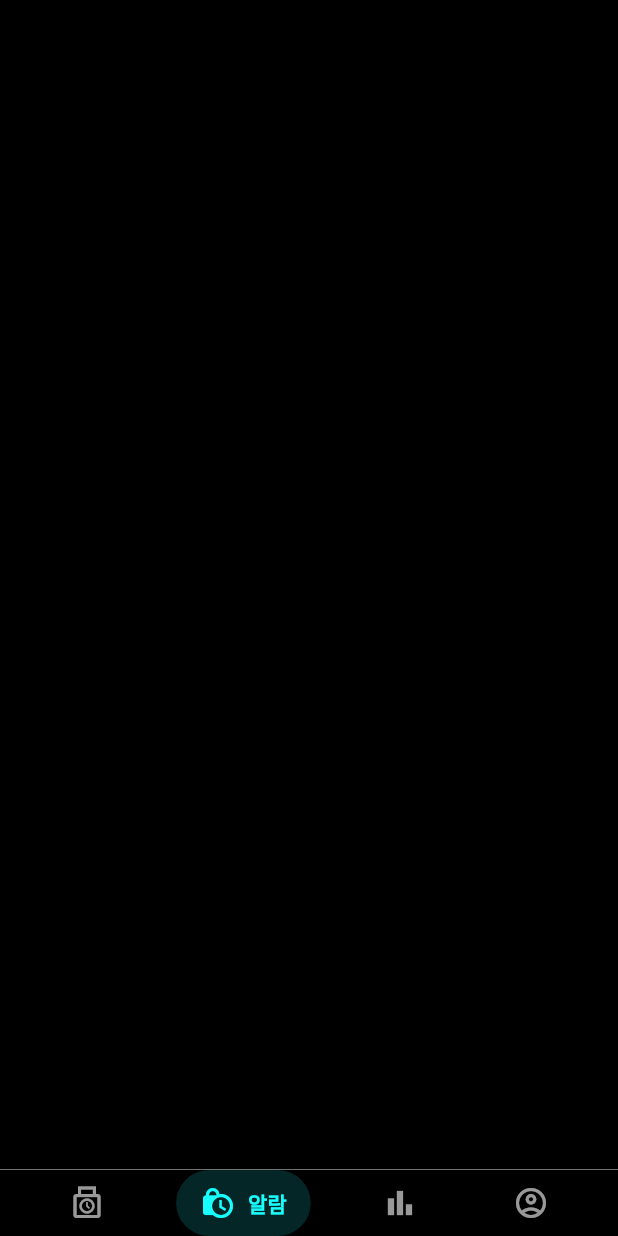
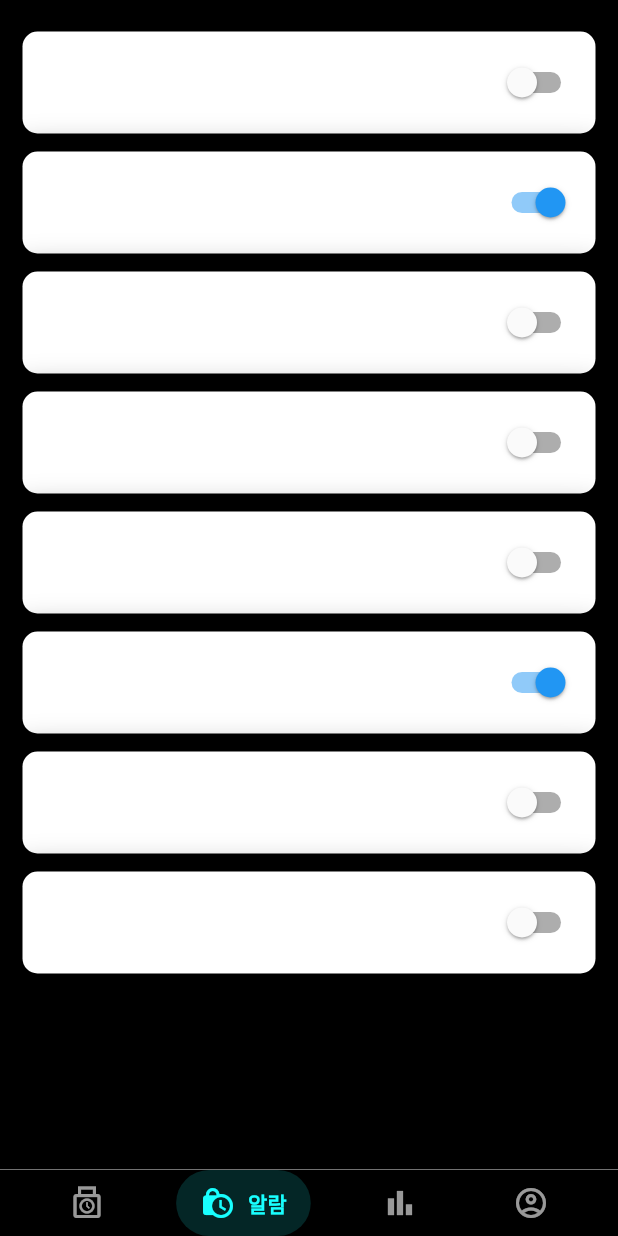
Before and after one commit to AnSang/wakeup, a Flutter app: the ScreenMain screen opened directly, item 2 of the bottom bar chosen, on a phone screen of 412 x 824 dp. Run offline on Flutter 3.47's test engine with Material 2 defaults, Android fonts, the phone set to English and light mode, and no system bars; drawn by our look-alikes of salomon_bottom_bar; our stand-ins replace firebase_auth, firebase_core, get, google_sign_in, shared_preferences, weekday_selector; missing offline and left inert: d_button, day_night_time_picker, kakao_flutter_sdk; accounts and stored records are empty.

Commit message:
Alarm List 수정, Alarm 추가 UI 생성

```diff
--- /dev/null
+++ b/lib/models/alarm_info.dart
@@ -0,0 +1,7 @@
+class AlarmInfo {
+  final String time;
+  var day = List.filled(7, false);
+  var isRun = false;
+
+  AlarmInfo(this.time, this.day, this.isRun);
+}
--- a/lib/ui/screen_alarm.dart
+++ b/lib/ui/screen_alarm.dart
@@ -1,22 +1,155 @@
 import 'package:d_button/d_button.dart';
+import 'package:day_night_time_picker/day_night_time_picker.dart';
+import 'package:flutter/cupertino.dart';
 import 'package:flutter/material.dart';
+import 'package:get/get.dart';
+import 'package:weekday_selector/weekday_selector.dart';
+
+import '../controller/controller_alarm.dart';
+
+final AlarmController controller = Get.put(AlarmController());
 
 class ScreenAlarm extends StatelessWidget {
   const ScreenAlarm({Key? key}) : super(key: key);
 
   @override
   Widget build(BuildContext context) {
-    return Column(
+    return GetBuilder<AlarmController>(
+      init: AlarmController(),
+      builder: (controller) {
+        return Stack(
           children: [
-          Expanded(child: SizedBox()),  //Todo Alarm ListView 추가
+            Column(
+              children: [
+                Expanded(
+                    child: Container(
+                      padding: EdgeInsets.only(left: 15, top: 15, right: 15, bottom: 5),
+                      child: ListTileTheme(
+                        contentPadding: EdgeInsets.symmetric(horizontal: 10),
+                        textColor: Colors.black,
+                        tileColor: Colors.white,
+                        style: ListTileStyle.list,
+                        selectedTileColor: Colors.redAccent,
+                        child: ListView.builder(
+                            scrollDirection: Axis.vertical,
+                            itemCount: controller.alarmList.length,
+                            itemBuilder: (BuildContext context, int index) {
+                              return setListItem(context, index);
+                            }
+                        ),
+                      ),
+                    )
+                ),
                 DButtonCircle(          // 알람 추가 버튼
                     mainColor: Colors.white,
                     diameter: 40,
                     child: Icon( Icons.add, color: Colors.black ),
-            onClick: () {},
+                    onClick: () {
+                      controller.setIsCreate(true);
+                    }
                 ),
                 SizedBox(height: 10)
               ],
+            ),
+
+            if (controller.isAlarmCreate)
+              Expanded(
+                child: Container(
+                  margin: EdgeInsets.all(8),
+                  decoration: BoxDecoration(
+                    color: Color.fromRGBO(230, 230, 230, 1),
+                    borderRadius: BorderRadius.all(Radius.circular(10)),
+                    boxShadow: [
+                      BoxShadow(
+                        color: Colors.black.withOpacity(0.3),
+                        blurRadius: 15,
+                        spreadRadius: 5),
+                      ],
+                  ),
+                  child: Column(
+                    mainAxisAlignment: MainAxisAlignment.center,
+                    children: [
+                      createInlinePicker(
+                        isOnChangeValueMode: true,
+                        onChange: (TimeOfDay) {  },
+                        value: TimeOfDay.now()
+                      ),
+                      WeekdaySelector(
+                          selectedFillColor: Colors.indigo.shade300,
+                          onChanged: (int day) { controller.setDaySelect(day % 7); },
+                          values: controller.daySelect
+                      ),
+                      SizedBox(height: 10),
+                      Row(
+                        mainAxisAlignment: MainAxisAlignment.center,
+                        children: [
+                          DButtonShadow(
+                            mainColor: Colors.white,
+                            splashColor: Colors.grey,
+                            onClick: () => { controller.setIsCreate(false) },
+                            radius: 30,
+                            height: 35,
+                            child: Text(
+                              "취소",
+                              style: TextStyle(
+                                  fontSize: 14,
+                                  color: Colors.black
+                              ),
+                            ),
+                          ),
+                          SizedBox(width: 30),
+                          DButtonShadow(
+                            mainColor: Colors.white,
+                            splashColor: Colors.grey,
+                            onClick: () => { controller.setIsCreate(false) },
+                            radius: 30,
+                            height: 35,
+                            child: Text(
+                              "등록",
+                              style: TextStyle(
+                                  fontSize: 14,
+                                  color: Colors.black
+                              ),
+                            ),
+                          ),
+                        ],
+                      )
+                    ],
+                  ),
+                ),
+              )
+          ],
+        );
+      }
+    );
+  }
+
+  Widget setListItem(BuildContext context, int index) {
+    return Container(
+      padding: EdgeInsets.all(10),
+      margin: EdgeInsets.symmetric(vertical: 6),
+      decoration: BoxDecoration(
+        color: Colors.white,
+        borderRadius: BorderRadius.all(Radius.circular(10)),
+        boxShadow: [
+          BoxShadow(
+              color: Colors.black.withOpacity(0.3),
+              blurRadius: 15,
+              spreadRadius: 5),
+        ],
+      ),
+      child: Row(
+        children: [
+          Expanded(child: Container()),
+          Switch(
+              value: controller.alarmList[index].isRun,
+              onChanged: (val){
+                controller.setBool(index);
+          }),
+        ],
+      ),
+
+      //Text('Title : ${controller.alarmList[index].time}')
     );
   }
 }
--- a/pubspec.yaml
+++ b/pubspec.yaml
@@ -41,6 +41,8 @@ dependencies:
   shared_preferences: ^2.0.13
   salomon_bottom_bar: ^3.2.0      #BottomNavigationBar
   d_button: ^0.0.10               #Button
+  weekday_selector: ^1.0.0        #WeekDay Select
+  day_night_time_picker: ^1.0.5   #Time Picker
 
   # FireBase
   cloud_firestore: ^3.1.8
```
Also changed, not shown: lib/controller/controller_alarm.dart (added, +54 -0 lines), pubspec.lock. Lines whose indentation alone changed are shown as unchanged.
